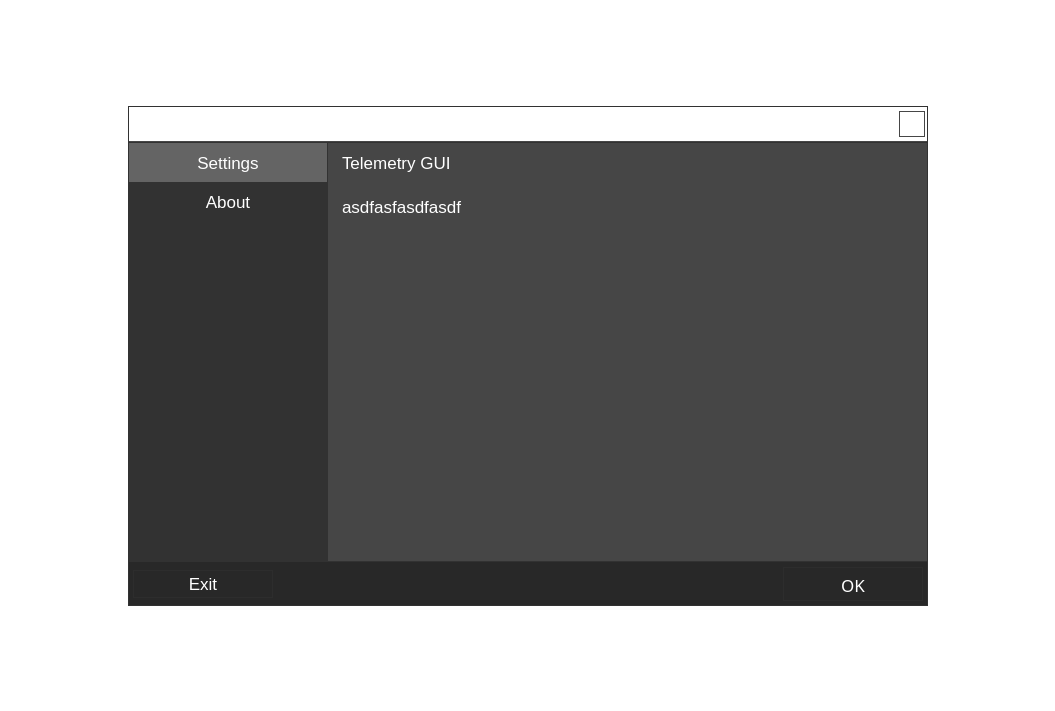
UCSolarCarTeam/Delta-Desktop-Client-Telemetry, file EscapeDialog.ui: the form before one commit.
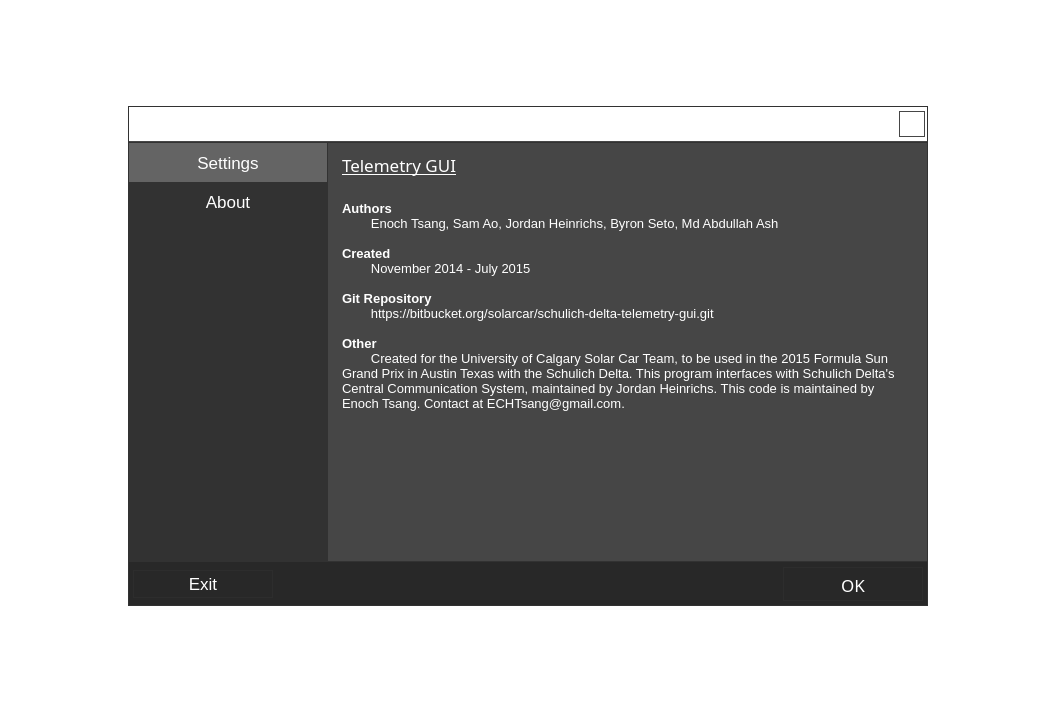
The form after the commit. The open tabs and pages were chosen to show the change. Icons and pictures are not drawn.

Patch:
```diff
--- a/EscapeDialog.ui
+++ b/EscapeDialog.ui
@@ -375,6 +375,13 @@
                </property>
                <item>
                 <widget class="QLabel" name="placeholderTitleBarLabel">
+                 <property name="font">
+                  <font>
+                   <family>AvenirLTStd</family>
+                   <pointsize>-1</pointsize>
+                   <underline>true</underline>
+                  </font>
+                 </property>
                  <property name="styleSheet">
                   <string notr="true">border:none;</string>
                  </property>
@@ -386,14 +393,29 @@
                <item>
                 <widget class="QTextBrowser" name="placeholderTextBrowser">
                  <property name="styleSheet">
-                  <string notr="true">border:none;</string>
+                  <string notr="true">border:none;
+font-size: 10px;</string>
                  </property>
                  <property name="html">
                   <string>&lt;!DOCTYPE HTML PUBLIC &quot;-//W3C//DTD HTML 4.0//EN&quot; &quot;http://www.w3.org/TR/REC-html40/strict.dtd&quot;&gt;
 &lt;html&gt;&lt;head&gt;&lt;meta name=&quot;qrichtext&quot; content=&quot;1&quot; /&gt;&lt;style type=&quot;text/css&quot;&gt;
 p, li { white-space: pre-wrap; }
-&lt;/style&gt;&lt;/head&gt;&lt;body style=&quot; font-family:'AvenirLTStd'; font-size:17px; font-weight:400; font-style:normal;&quot;&gt;
-&lt;p style=&quot; margin-top:0px; margin-bottom:0px; margin-left:0px; margin-right:0px; -qt-block-indent:0; text-indent:0px;&quot;&gt;&lt;span style=&quot; font-size:17px;&quot;&gt;asdfasfasdfasdf&lt;/span&gt;&lt;/p&gt;&lt;/body&gt;&lt;/html&gt;</string>
+&lt;/style&gt;&lt;/head&gt;&lt;body style=&quot; font-family:'AvenirLTStd'; font-size:10px; font-weight:400; font-style:normal;&quot;&gt;
+&lt;p style=&quot; margin-top:0px; margin-bottom:0px; margin-left:0px; margin-right:0px; -qt-block-indent:0; text-indent:0px;&quot;&gt;&lt;span style=&quot; font-size:10pt; font-weight:600;&quot;&gt;Authors&lt;/span&gt;&lt;/p&gt;
+&lt;p style=&quot; margin-top:0px; margin-bottom:0px; margin-left:0px; margin-right:0px; -qt-block-indent:0; text-indent:0px;&quot;&gt;&lt;span style=&quot; font-size:10pt;&quot;&gt;        Enoch Tsang, Sam Ao, Jordan Heinrichs, Byron Seto, Md Abdullah Ash&lt;/span&gt;&lt;/p&gt;
+&lt;p style=&quot;-qt-paragraph-type:empty; margin-top:0px; margin-bottom:0px; margin-left:0px; margin-right:0px; -qt-block-indent:0; text-indent:0px; font-size:10pt;&quot;&gt;&lt;br /&gt;&lt;/p&gt;
+&lt;p style=&quot; margin-top:0px; margin-bottom:0px; margin-left:0px; margin-right:0px; -qt-block-indent:0; text-indent:0px;&quot;&gt;&lt;span style=&quot; font-size:10pt; font-weight:600;&quot;&gt;Created&lt;/span&gt;&lt;/p&gt;
+&lt;p style=&quot; margin-top:0px; margin-bottom:0px; margin-left:0px; margin-right:0px; -qt-block-indent:0; text-indent:0px;&quot;&gt;&lt;span style=&quot; font-size:10pt;&quot;&gt;        November 2014 - July 2015&lt;/span&gt;&lt;/p&gt;
+&lt;p style=&quot;-qt-paragraph-type:empty; margin-top:0px; margin-bottom:0px; margin-left:0px; margin-right:0px; -qt-block-indent:0; text-indent:0px; font-size:10pt;&quot;&gt;&lt;br /&gt;&lt;/p&gt;
+&lt;p style=&quot; margin-top:0px; margin-bottom:0px; margin-left:0px; margin-right:0px; -qt-block-indent:0; text-indent:0px;&quot;&gt;&lt;span style=&quot; font-size:10pt; font-weight:600;&quot;&gt;Git Repository&lt;/span&gt;&lt;/p&gt;
+&lt;p style=&quot; margin-top:0px; margin-bottom:0px; margin-left:0px; margin-right:0px; -qt-block-indent:0; text-indent:0px;&quot;&gt;&lt;span style=&quot; font-size:10pt;&quot;&gt;        https://bitbucket.org/solarcar/schulich-delta-telemetry-gui.git&lt;/span&gt;&lt;/p&gt;
+&lt;p style=&quot;-qt-paragraph-type:empty; margin-top:0px; margin-bottom:0px; margin-left:0px; margin-right:0px; -qt-block-indent:0; text-indent:0px; font-size:10pt;&quot;&gt;&lt;br /&gt;&lt;/p&gt;
+&lt;p style=&quot; margin-top:0px; margin-bottom:0px; margin-left:0px; margin-right:0px; -qt-block-indent:0; text-indent:0px;&quot;&gt;&lt;span style=&quot; font-size:10pt; font-weight:600;&quot;&gt;Other&lt;/span&gt;&lt;/p&gt;
+&lt;p style=&quot; margin-top:0px; margin-bottom:0px; margin-left:0px; margin-right:0px; -qt-block-indent:0; text-indent:0px;&quot;&gt;&lt;span style=&quot; font-size:10pt;&quot;&gt;        Created for the University of Calgary Solar Car Team, to be used in the 2015 Formula Sun Grand Prix in Austin Texas with the Schulich Delta. This program interfaces with Schulich Delta's Central Communication System, maintained by Jordan Heinrichs. This code is maintained by Enoch Tsang. Contact at ECHTsang@gmail.com.&lt;/span&gt;&lt;/p&gt;
+&lt;p style=&quot;-qt-paragraph-type:empty; margin-top:0px; margin-bottom:0px; margin-left:0px; margin-right:0px; -qt-block-indent:0; text-indent:0px; font-size:10pt;&quot;&gt;&lt;br /&gt;&lt;/p&gt;
+&lt;p style=&quot;-qt-paragraph-type:empty; margin-top:0px; margin-bottom:0px; margin-left:0px; margin-right:0px; -qt-block-indent:0; text-indent:0px; font-size:10pt;&quot;&gt;&lt;br /&gt;&lt;/p&gt;
+&lt;p style=&quot;-qt-paragraph-type:empty; margin-top:0px; margin-bottom:0px; margin-left:0px; margin-right:0px; -qt-block-indent:0; text-indent:0px; font-size:10pt;&quot;&gt;&lt;br /&gt;&lt;/p&gt;
+&lt;p style=&quot;-qt-paragraph-type:empty; margin-top:0px; margin-bottom:0px; margin-left:0px; margin-right:0px; -qt-block-indent:0; text-indent:0px; font-size:10pt;&quot;&gt;&lt;br /&gt;&lt;/p&gt;&lt;/body&gt;&lt;/html&gt;</string>
                  </property>
                 </widget>
                </item>
```
Left out of the diff: 3 changed lines with no effect on the pictures.
